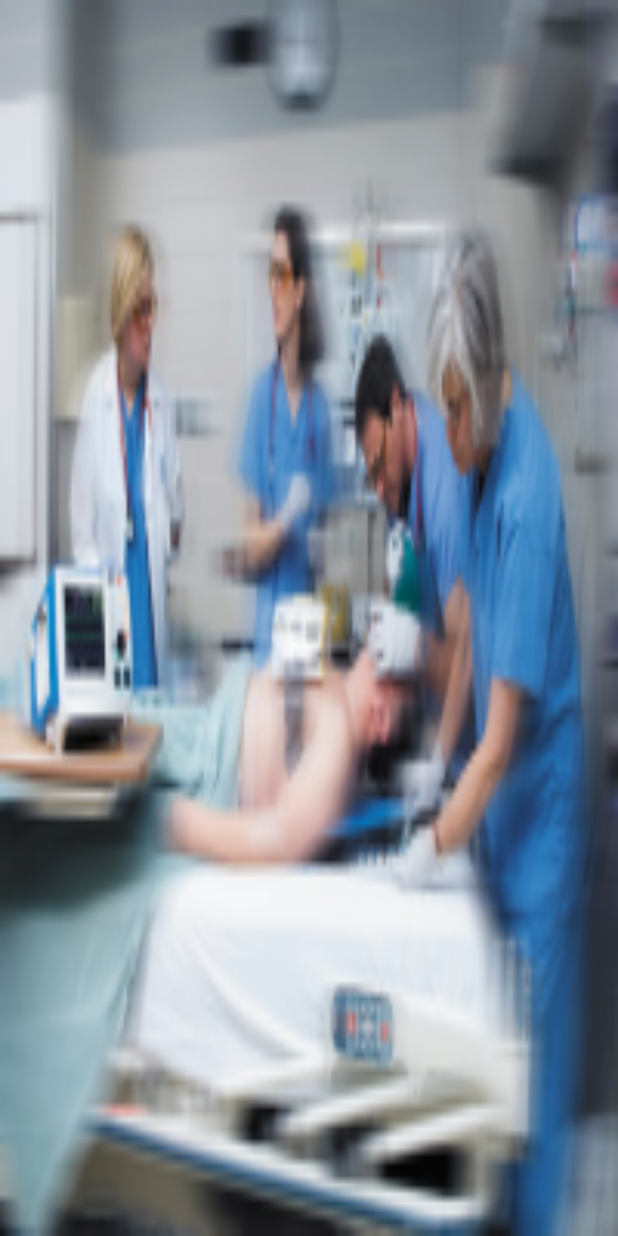
After one commit to bijeshcj/DonateBlood, an Android app: the layout activity_splash.xml on its own in the app's theme, with its tools: preview values and no code run, on a phone screen of 412 x 824 dp. The commit adds this screen. Run offline under Robolectric (Android 15) with nearby library versions, the phone set to English and light mode, and no system bars.

Commit message:
SplashActivity init

```diff
--- /dev/null
+++ b/DonateBlood/app/src/main/res/layout/activity_splash.xml
@@ -0,0 +1,11 @@
+<?xml version="1.0" encoding="utf-8"?>
+<LinearLayout xmlns:android="http://schemas.android.com/apk/res/android"
+    android:orientation="vertical" android:layout_width="match_parent"
+    android:layout_height="match_parent"
+    android:background="@mipmap/splash"
+    >
+
+
+
+
+</LinearLayout>
```
Also changed, not shown: DonateBlood/app/src/main/java/com/bijesh/donateblood/activities/SplashActivity.java (line endings or trailing spaces), DonateBlood/app/src/main/res/mipmap-xxhdpi/splash.jpg (added).
